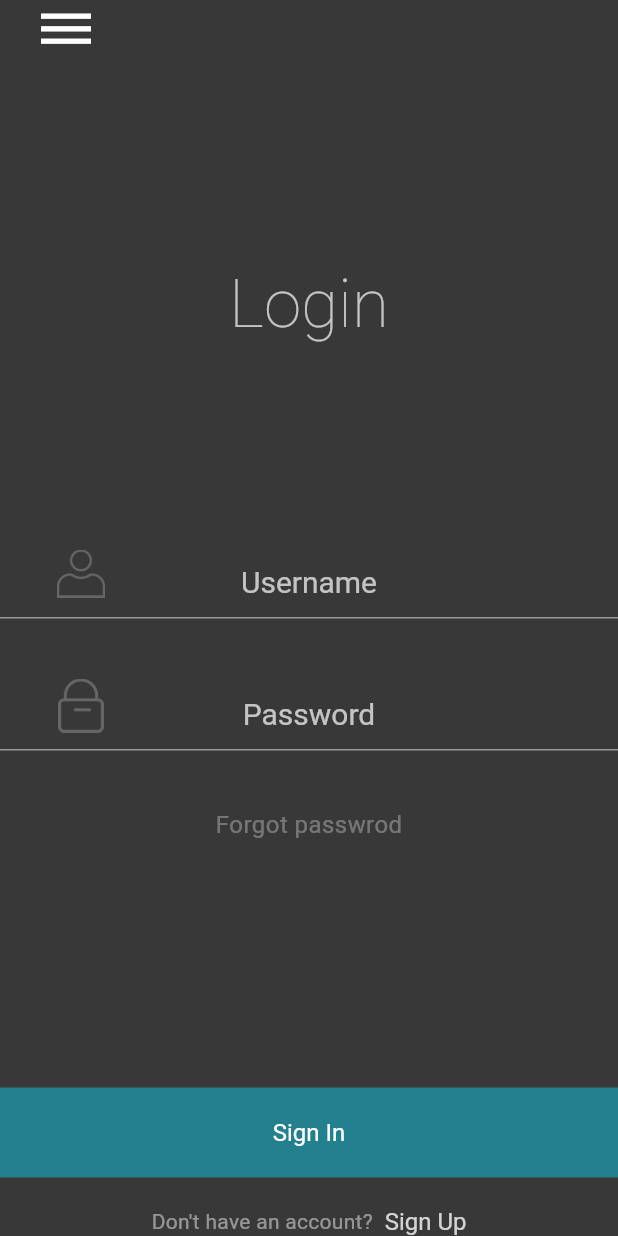
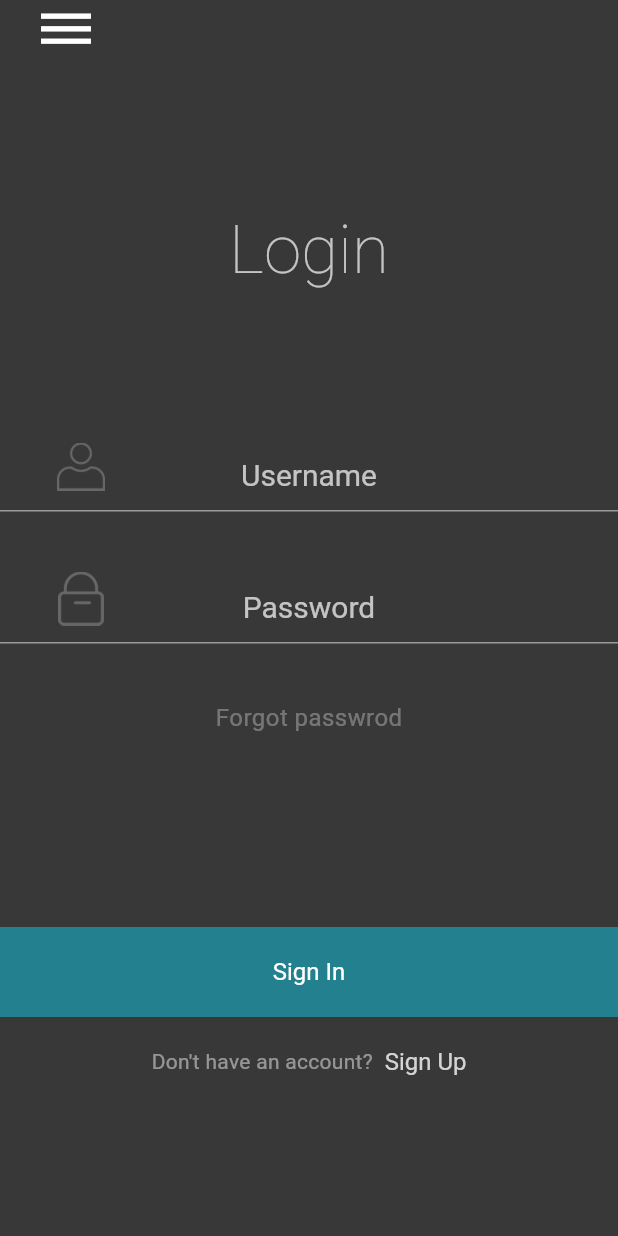
Before and after one commit to preston0769/Flutter-Practice, a Flutter app: the screen it shows after launch, after a tap on "Login Page", on a phone screen of 412 x 824 dp. Run offline on Flutter 3.47's test engine with Material 2 defaults, Android fonts, the phone set to English and light mode, and no system bars; our stand-ins replace font_awesome_flutter; missing offline and left inert: fluttery.

Commit message:
Enable scroll to visible when focus on input

```diff
--- a/Layouts/LayoutGallery/layout_gallery/lib/flipcaroselLayout.dart
+++ b/Layouts/LayoutGallery/layout_gallery/lib/flipcaroselLayout.dart
@@ -192,9 +192,9 @@ class _CardFlipperState extends State<CardFlipper>
   }
 
   Matrix4 _buildCardProjection(double scrollPercent) {
-    final perspective = 0.002;
+    final perspective = 0.001;
     final radius = 1.0;
-    final angle = scrollPercent * pi / 8;
+    final angle = scrollPercent * pi / 4;
     final horizontalTranslation = 0.0;
 
     Matrix4 projection = Matrix4.identity()
--- a/Layouts/LayoutGallery/layout_gallery/lib/loginLayout.dart
+++ b/Layouts/LayoutGallery/layout_gallery/lib/loginLayout.dart
@@ -1,4 +1,5 @@
 import 'package:flutter/material.dart';
+import 'package:layout_gallery/support/ensureWhenVisibleWhenFocus.dart';
 
 class LoginLayout extends StatefulWidget {
   @override
@@ -6,11 +7,15 @@ class LoginLayout extends StatefulWidget {
 }
 
 class _LoginLayoutState extends State<LoginLayout> {
+  FocusNode _focusNode = new FocusNode();
+
   @override
   Widget build(BuildContext context) {
-    return Material(
-      color: Color(0xFF383838),
-      child: SafeArea(
+    var screenH = MediaQuery.of(context).size.height + 180;
+    return Scaffold(
+      backgroundColor: Color(0xFF383838),
+      body: SafeArea(
+        child: SingleChildScrollView(
           child: Column(
             children: <Widget>[
               Padding(
@@ -29,11 +34,8 @@ class _LoginLayoutState extends State<LoginLayout> {
                   ),
                 ),
               ),
-            Expanded(
-              flex: 1,
-              child: Container(),
-            ),
-            Container(
+              SizedBox( height: 100.0,),
+              Center(
                   child: Text(
                 "Login",
                 style: TextStyle(
@@ -41,28 +43,28 @@ class _LoginLayoutState extends State<LoginLayout> {
                     fontSize: 45.0,
                     fontWeight: FontWeight.w200),
               )),
-            Expanded(
-              flex: 1,
-              child: Container(),
-            ),
+              SizedBox( height: 100.0,),
               Container(
                 child: Column(
                   children: <Widget>[
-                  TextInputWithIcon(
+                    EnsureVisibleWhenFocused(
+                      focusNode: _focusNode,
+                      child: TextInputWithIcon(
                         iconWidget: ImageIcon(
                           AssetImage("assets/icons/profile.png"),
                           color: Colors.white.withAlpha(60),
                         ),
                         hintText: "Username",
+                        focusNode: _focusNode,
                       ),
-                  SizedBox(
-                    height: 40.0,
                     ),
+                    SizedBox( height: 40.0,),
                     TextInputWithIcon(
                       iconWidget: ImageIcon(
                         AssetImage("assets/icons/lock.png"),
                         color: Colors.white.withAlpha(60),
                       ),
+                      focusNode: null,
                       hintText: "Password",
                     )
                   ],
@@ -82,10 +84,7 @@ class _LoginLayoutState extends State<LoginLayout> {
                   ),
                 )),
               ),
-            Expanded(
-              flex: 1,
-              child: Container(),
-            ),
+              SizedBox(height: 100.0,),
               InkWell(
                 onTap: () {},
                 child: Container(
@@ -94,7 +93,8 @@ class _LoginLayoutState extends State<LoginLayout> {
                   color: Color(0xAA19A4B9),
                   child: Center(
                     child: Text("Sign In",
-                      style: TextStyle(fontSize: 16.0, color: Colors.white)),
+                        style:
+                            TextStyle(fontSize: 16.0, color: Colors.white)),
                   ),
                 ),
               ),
@@ -120,6 +120,7 @@ class _LoginLayoutState extends State<LoginLayout> {
             ],
           ),
         ),
+      ),
     );
   }
 }
@@ -127,11 +128,13 @@ class _LoginLayoutState extends State<LoginLayout> {
 class TextInputWithIcon extends StatelessWidget {
   final Widget iconWidget;
   final String hintText;
+  final FocusNode focusNode;
 
-  TextInputWithIcon({this.iconWidget, this.hintText});
+  TextInputWithIcon({this.iconWidget, this.hintText, @required this.focusNode});
   @override
   Widget build(BuildContext context) {
     return TextField(
+      focusNode: focusNode,
       onChanged: (String text) {},
       cursorColor: Colors.white,
       style: TextStyle(color: Colors.white, fontSize: 20.0),
--- a/Layouts/LayoutGallery/layout_gallery/lib/navigationPage.dart
+++ b/Layouts/LayoutGallery/layout_gallery/lib/navigationPage.dart
@@ -2,6 +2,7 @@ import 'dart:math';
 
 import 'package:flutter/material.dart';
 import 'package:layout_gallery/appointmentLayout/appointmentLayout.dart';
+import 'package:layout_gallery/calenderLayout/calenderLayout.dart';
 import 'package:layout_gallery/flipcaroselLayout.dart';
 import 'package:layout_gallery/furnitureshopLayout.dart';
 import 'package:layout_gallery/loginLayout.dart';
@@ -25,7 +26,11 @@ List<NavigationItem> screens = [
   new NavigationItem(
       sreen: AppointmentLayout(),
       title: "Appoinment",
-      subTitle: "Drop down and selector")
+      subTitle: "Drop down and selector"),
+  new NavigationItem(
+      sreen: CalenderLayout(),
+      title: "Calender",
+      subTitle: "Calender layout")
 ];
 
 List<Color> colors = [
@@ -157,7 +162,7 @@ class _NavigationPageState extends State<NavigationPage>
         )),
         body: SafeArea(
           child: Container(
-            padding: EdgeInsets.all(20.0),
+            padding: EdgeInsets.only( left: 20.0,right: 20.0),
             child: SingleChildScrollView(
               child: Column(
                   children: screens.map((screen) {
--- /dev/null
+++ b/Layouts/LayoutGallery/layout_gallery/lib/support/ensureWhenVisibleWhenFocus.dart
@@ -0,0 +1,159 @@
+import 'dart:async';
+import 'package:flutter/material.dart';
+import 'package:flutter/rendering.dart';
+import 'package:meta/meta.dart';
+
+///
+/// Helper class that ensures a Widget is visible when it has the focus
+/// For example, for a TextFormField when the keyboard is displayed
+///
+/// How to use it:
+///
+/// In the class that implements the Form,
+///   Instantiate a FocusNode
+///   FocusNode _focusNode = new FocusNode();
+///
+/// In the build(BuildContext context), wrap the TextFormField as follows:
+///
+///   new EnsureVisibleWhenFocused(
+///     focusNode: _focusNode,
+///     child: new TextFormField(
+///       ...
+///       focusNode: _focusNode,
+///     ),
+///   ),
+///
+/// Initial source code written by Collin Jackson.
+/// Extended (see highlighting) to cover the case when the keyboard is dismissed and the
+/// user clicks the TextFormField/TextField which still has the focus.
+///
+class EnsureVisibleWhenFocused extends StatefulWidget {
+  const EnsureVisibleWhenFocused({
+    Key key,
+    @required this.child,
+    @required this.focusNode,
+    this.curve: Curves.ease,
+    this.duration: const Duration(milliseconds: 100),
+  }) : super(key: key);
+
+  /// The node we will monitor to determine if the child is focused
+  final FocusNode focusNode;
+
+  /// The child widget that we are wrapping
+  final Widget child;
+
+  /// The curve we will use to scroll ourselves into view.
+  ///
+  /// Defaults to Curves.ease.
+  final Curve curve;
+
+  /// The duration we will use to scroll ourselves into view
+  ///
+  /// Defaults to 100 milliseconds.
+  final Duration duration;
+
+  @override
+  _EnsureVisibleWhenFocusedState createState() => new _EnsureVisibleWhenFocusedState();
+}
+
+///
+/// We implement the WidgetsBindingObserver to be notified of any change to the window metrics
+///
+class _EnsureVisibleWhenFocusedState extends State<EnsureVisibleWhenFocused> with WidgetsBindingObserver  {
+
+  @override
+  void initState(){
+    super.initState();
+    widget.focusNode.addListener(_ensureVisible);
+    WidgetsBinding.instance.addObserver(this);
+  }
+
+  @override
+  void dispose(){
+    WidgetsBinding.instance.removeObserver(this);
+    widget.focusNode.removeListener(_ensureVisible);
+    super.dispose();
+  }
+
+  ///
+  /// This routine is invoked when the window metrics have changed.
+  /// This happens when the keyboard is open or dismissed, among others.
+  /// It is the opportunity to check if the field has the focus
+  /// and to ensure it is fully visible in the viewport when
+  /// the keyboard is displayed
+  ///
+  @override
+  void didChangeMetrics(){
+    if (widget.focusNode.hasFocus){
+      _ensureVisible();
+    }
+  }
+
+  ///
+  /// This routine waits for the keyboard to come into view.
+  /// In order to prevent some issues if the Widget is dismissed in the
+  /// middle of the loop, we need to check the "mounted" property
+  ///
+  /// This method was suggested by Peter Yuen (see discussion).
+  ///
+  Future<Null> _keyboardToggled() async {
+    if (mounted){
+      EdgeInsets edgeInsets = MediaQuery.of(context).viewInsets;
+      while (mounted && MediaQuery.of(context).viewInsets == edgeInsets) {
+        await new Future.delayed(const Duration(milliseconds: 10));
+      }
+    }
+
+    return;
+  }
+
+  Future<Null> _ensureVisible() async {
+    // Wait for the keyboard to come into view
+    await Future.any([new Future.delayed(const Duration(milliseconds: 300)), _keyboardToggled()]);
+
+    // No need to go any further if the node has not the focus
+    if (!widget.focusNode.hasFocus){
+      return;
+    }
+
+    // Find the object which has the focus
+    final RenderObject object = context.findRenderObject();
+    final RenderAbstractViewport viewport = RenderAbstractViewport.of(object);
+
+    // If we are not working in a Scrollable, skip this routine
+    if (viewport == null) {
+        return;
+    }
+
+    // Get the Scrollable state (in order to retrieve its offset)
+    ScrollableState scrollableState = Scrollable.of(context);
+    assert(scrollableState != null);
+
+    // Get its offset
+    ScrollPosition position = scrollableState.position;
+    double alignment;
+
+    if (position.pixels > viewport.getOffsetToReveal(object, 0.0).offset) {
+      // Move down to the top of the viewport
+      alignment = 0.0;
+    } else if (position.pixels < viewport.getOffsetToReveal(object, 1.0).offset){
+      // Move up to the bottom of the viewport
+      alignment = 1.0;
+    } else {
+      // No scrolling is necessary to reveal the child
+      return;
+    }
+
+    position.ensureVisible(
+      object,
+      alignment: alignment,
+      duration: widget.duration,
+      curve: widget.curve,
+    );
+  }
+
+  @override
+  Widget build(BuildContext context) {
+    return widget.child;
+  }
+}
```
Also changed, not shown: Layouts/LayoutGallery/layout_gallery/lib/appointmentLayout/appointmentLayout.dart (+9 -4 lines), Layouts/LayoutGallery/layout_gallery/lib/calenderLayout/calenderLayout.dart (added, +377 -0 lines). Lines whose indentation alone changed are shown as unchanged.
